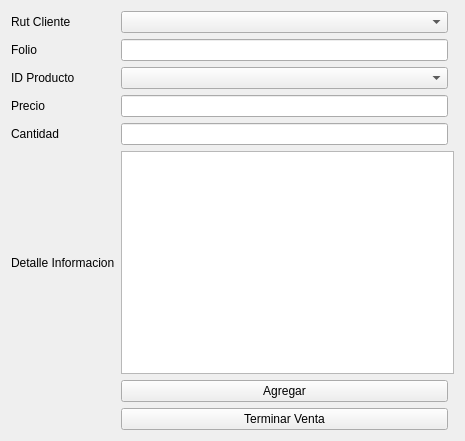
Qt form Proyecto/Modulo_Venta/Form_ventas.ui (PaulaCanales/Proyecto_Ventas) before a commit.
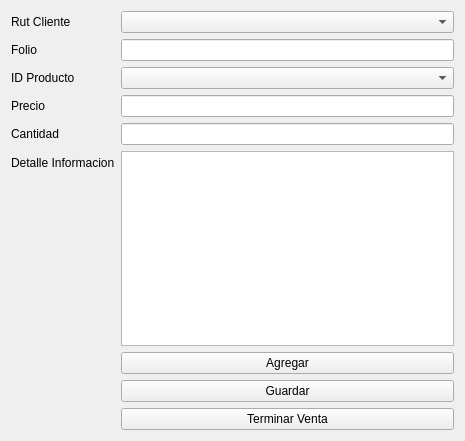
The same form after that commit.

```diff
--- a/Proyecto/Modulo_Venta/Form_ventas.ui
+++ b/Proyecto/Modulo_Venta/Form_ventas.ui
@@ -13,7 +13,7 @@
   <property name="windowTitle">
    <string>Form</string>
   </property>
-  <layout class="QGridLayout" name="gridLayout">
+  <layout class="QFormLayout" name="formLayout">
    <item row="0" column="0">
     <widget class="QLabel" name="label">
      <property name="text">
@@ -30,58 +30,60 @@
      </item>
     </widget>
    </item>
-   <item row="2" column="0">
+   <item row="1" column="0">
+    <widget class="QLabel" name="label_6">
+     <property name="text">
+      <string>Folio</string>
+     </property>
+    </widget>
+   </item>
+   <item row="1" column="1">
+    <widget class="QLineEdit" name="folio"/>
+   </item>
+   <item row="3" column="0">
     <widget class="QLabel" name="label_5">
      <property name="text">
       <string>ID Producto</string>
      </property>
     </widget>
    </item>
-   <item row="3" column="0">
+   <item row="3" column="1">
+    <widget class="QComboBox" name="id_prod">
+     <item>
+      <property name="text">
+       <string/>
+      </property>
+     </item>
+    </widget>
+   </item>
+   <item row="4" column="0">
     <widget class="QLabel" name="label_2">
      <property name="text">
       <string>Precio</string>
      </property>
     </widget>
    </item>
-   <item row="3" column="1">
+   <item row="4" column="1">
     <widget class="QLineEdit" name="precio"/>
    </item>
-   <item row="4" column="0">
+   <item row="6" column="0">
     <widget class="QLabel" name="label_4">
      <property name="text">
       <string>Cantidad</string>
      </property>
     </widget>
    </item>
-   <item row="4" column="1">
+   <item row="6" column="1">
     <widget class="QLineEdit" name="cantidad"/>
    </item>
-   <item row="5" column="0">
+   <item row="8" column="0">
     <widget class="QLabel" name="label_3">
      <property name="text">
       <string>Detalle Informacion</string>
      </property>
     </widget>
    </item>
-   <item row="1" column="0">
-    <widget class="QLabel" name="label_6">
-     <property name="text">
-      <string>Folio</string>
-     </property>
-    </widget>
-   </item>
-   <item row="1" column="1">
-    <widget class="QLineEdit" name="folio"/>
-   </item>
-   <item row="6" column="1">
-    <widget class="QPushButton" name="aceptar">
-     <property name="text">
-      <string>Agregar</string>
-     </property>
-    </widget>
-   </item>
-   <item row="5" column="1" colspan="2">
+   <item row="8" column="1">
     <widget class="QTableView" name="grilla_prod">
      <property name="editTriggers">
       <set>QAbstractItemView::NoEditTriggers</set>
@@ -100,22 +102,27 @@
      </property>
     </widget>
    </item>
-   <item row="7" column="1">
+   <item row="10" column="1">
+    <widget class="QPushButton" name="aceptar">
+     <property name="text">
+      <string>Agregar</string>
+     </property>
+    </widget>
+   </item>
+   <item row="11" column="1">
+    <widget class="QPushButton" name="guardar">
+     <property name="text">
+      <string>Guardar</string>
+     </property>
+    </widget>
+   </item>
+   <item row="12" column="1">
     <widget class="QPushButton" name="venta">
      <property name="text">
       <string>Terminar Venta</string>
      </property>
     </widget>
    </item>
-   <item row="2" column="1">
-    <widget class="QComboBox" name="id_prod">
-     <item>
-      <property name="text">
-       <string/>
-      </property>
-     </item>
-    </widget>
-   </item>
   </layout>
  </widget>
  <tabstops>
```
